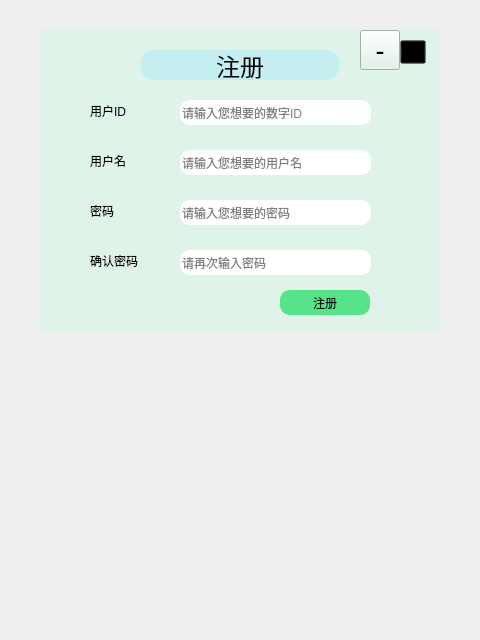
Old version of the form client/ui/registerdialog.ui in the repository pechpo/What-s-up.
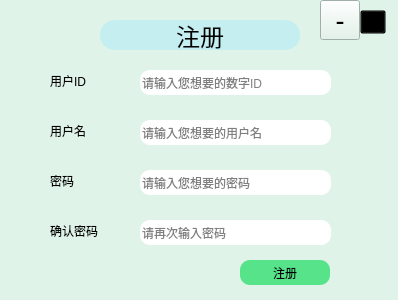
New version of the form. Icons and pictures are not drawn.

Diff of the .ui file:
```diff
--- a/client/ui/registerdialog.ui
+++ b/client/ui/registerdialog.ui
@@ -6,8 +6,8 @@
    <rect>
     <x>0</x>
     <y>0</y>
-    <width>480</width>
-    <height>640</height>
+    <width>398</width>
+    <height>300</height>
    </rect>
   </property>
   <property name="windowTitle">
@@ -16,8 +16,8 @@
   <widget class="QWidget" name="widget" native="true">
    <property name="geometry">
     <rect>
-     <x>40</x>
-     <y>30</y>
+     <x>0</x>
+     <y>0</y>
      <width>400</width>
      <height>301</height>
     </rect>
```
Left out of the diff: 2 changed lines with no effect on the pictures.
